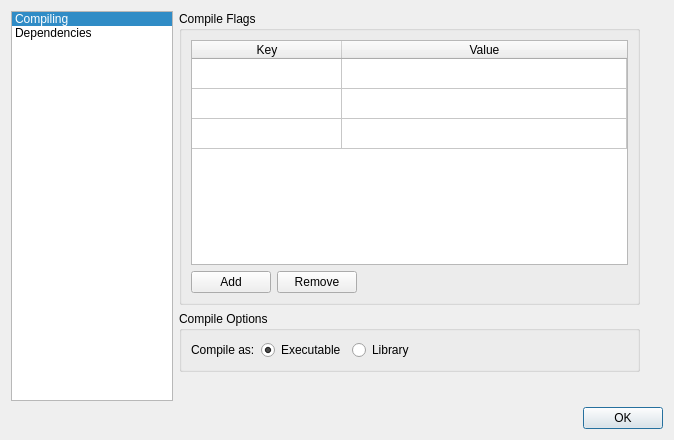
This is ui/ProjectSettingsDialog.ui in kipr/kiss as Qt 5 draws it before an edit. The edited form follows.
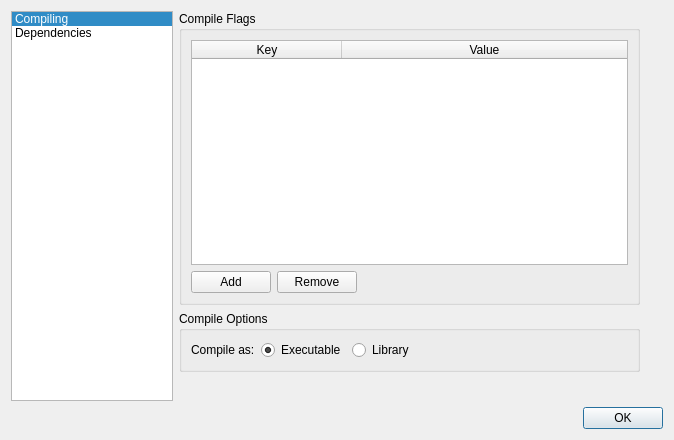
This is the edited form.

Commit message:
Combined project settings files and implemented new settings
All project settings are saved to the kissproj file instead of multiple files for dependencies, links, etc. Also the project settings dialog now allows the user to 1) compile projects as executables or libraries, and 2) toggle auto compilation of dependencies.

Patch:
```diff
--- a/ui/ProjectSettingsDialog.ui
+++ b/ui/ProjectSettingsDialog.ui
@@ -60,9 +60,6 @@
                <property name="selectionBehavior">
                 <enum>QAbstractItemView::SelectRows</enum>
                </property>
-               <property name="rowCount">
-                <number>3</number>
-               </property>
                <attribute name="horizontalHeaderDefaultSectionSize">
                 <number>150</number>
                </attribute>
@@ -75,9 +72,6 @@
                <attribute name="verticalHeaderVisible">
                 <bool>false</bool>
                </attribute>
-               <row/>
-               <row/>
-               <row/>
                <column>
                 <property name="text">
                  <string>Key</string>
```
The commit also changes 7 other files.
